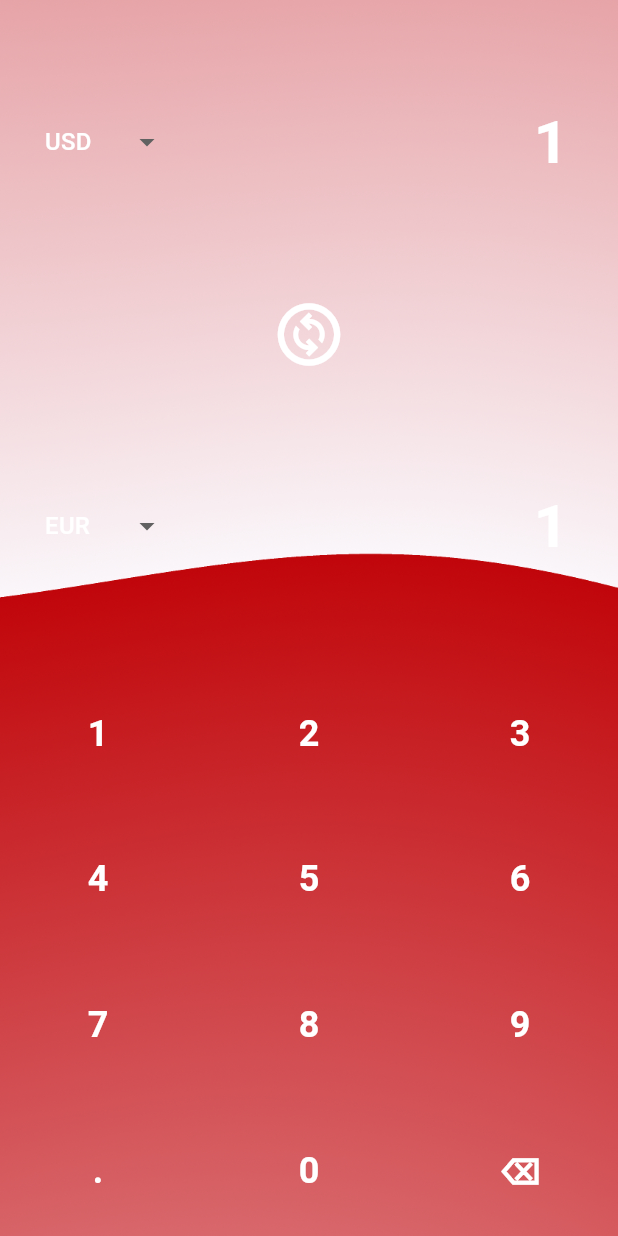
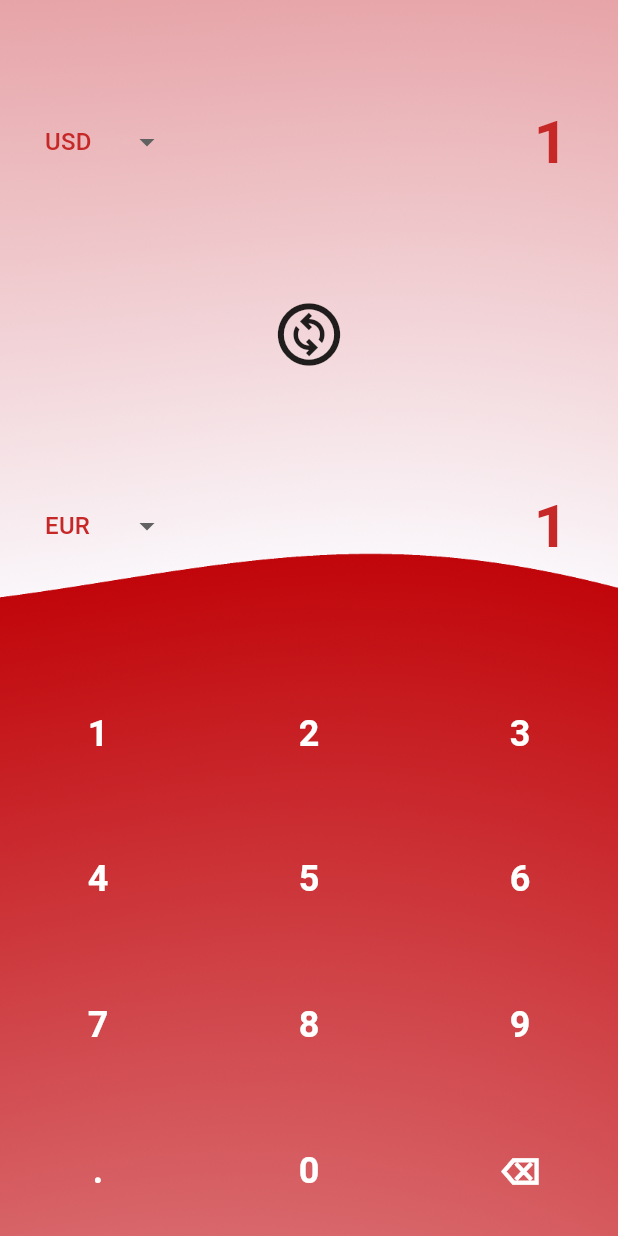
Before and after one commit to saedkhaled/currency_converter, a Flutter app: the ConverterPage screen opened directly, on a phone screen of 412 x 824 dp. Run offline on Flutter 3.47's test engine with Material 2 defaults, Android fonts, the phone set to English and light mode, and no system bars; drawn by our look-alikes of dropdown_button2; our stand-ins replace equatable, flutter_dotenv, get, get_it; network calls fail.

Commit message:
Change text colors.

```diff
--- a/lib/modules/currency_converter/converter_page.dart
+++ b/lib/modules/currency_converter/converter_page.dart
@@ -1,6 +1,7 @@
 import 'package:currency_converter/modules/currency_converter/converter_controller.dart';
 import 'package:flutter/material.dart';
 import 'package:get/get.dart';
+
 import '../../ui/widgets/currency_row.dart';
 import '../../ui/widgets/num_pad.dart';
 
@@ -60,12 +61,15 @@ class _ConverterPageState extends State<ConverterPage> {
                               Obx(
                                 () => CurrencyRow(
                                   isLoading: _controller.isLoading.value,
-                                  currencies: _controller.supportedCurrencies.value,
-                                  selectedCurrency: _controller.fromCurrency.value,
+                                  currencies:
+                                      _controller.supportedCurrencies.value,
+                                  selectedCurrency:
+                                      _controller.fromCurrency.value,
                                   onCurrencyChanged:
                                       _controller.onFromCurrencyChanged,
                                   controller: _controller.valueController,
-                                  onAmountChanged: (value) => _controller.convert(),
+                                  onAmountChanged: (value) =>
+                                      _controller.convert(),
                                 ),
                               ),
                               IconButton(
@@ -73,19 +77,22 @@ class _ConverterPageState extends State<ConverterPage> {
                                 icon: const Icon(
                                   Icons.change_circle_outlined,
                                   size: 50,
-                                  color: Colors.white,
+                                  color: Colors.black87,
                                 ),
                               ),
                               Obx(
                                 () => CurrencyRow(
                                   isLoading: _controller.isLoading.value,
-                                  currencies: _controller.supportedCurrencies.value,
-                                  selectedCurrency: _controller.toCurrency.value,
+                                  currencies:
+                                      _controller.supportedCurrencies.value,
+                                  selectedCurrency:
+                                      _controller.toCurrency.value,
                                   onCurrencyChanged:
                                       _controller.onToCurrencyChanged,
                                   controller: _controller.resultController,
                                   isFieldDisabled: true,
-                                  onAmountChanged: (value) => _controller.convert(),
+                                  onAmountChanged: (value) =>
+                                      _controller.convert(),
                                 ),
                               ),
                             ],
@@ -95,7 +102,8 @@ class _ConverterPageState extends State<ConverterPage> {
                     ),
                   ),
                 ),
-                NumPad(onKeyPressed: (value) => _controller.onKeyPressed(value)),
+                NumPad(
+                    onKeyPressed: (value) => _controller.onKeyPressed(value)),
               ],
             ),
           ),
--- a/lib/ui/widgets/currency_dropdown.dart
+++ b/lib/ui/widgets/currency_dropdown.dart
@@ -32,9 +32,9 @@ class CurrencyDropdown extends StatelessWidget {
                 value: item,
                 child: Text(
                   item,
-                  style: const TextStyle(
+                  style: TextStyle(
                     fontSize: 16,
-                    color: Colors.white,
+                    color: Colors.red.shade800,
                   ),
                 ),
               ),
--- a/lib/ui/widgets/currency_row.dart
+++ b/lib/ui/widgets/currency_row.dart
@@ -49,18 +49,18 @@ class CurrencyRow extends StatelessWidget {
                     controller: controller,
                     textAlign: TextAlign.end,
                     onChanged: onAmountChanged,
-                    style: const TextStyle(
+                    style: TextStyle(
                       fontSize: 40,
                       fontWeight: FontWeight.bold,
-                      color: Colors.white,
+                      color: Colors.red.shade800,
                     ),
                     readOnly: isFieldDisabled,
-                    decoration: const InputDecoration(
+                    decoration: InputDecoration(
                       hintText: '0',
                       hintStyle: TextStyle(
                         fontSize: 40,
                         fontWeight: FontWeight.bold,
-                        color: Colors.white,
+                        color: Colors.red.shade800,
                       ),
                       enabledBorder: InputBorder.none,
                       focusedBorder: InputBorder.none,
```
